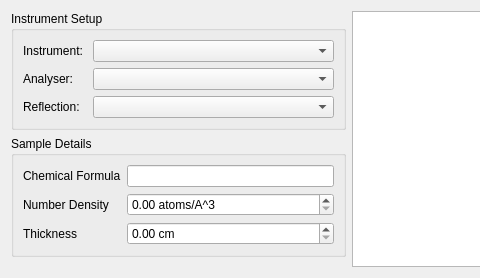
mantidproject/mantid, file Code/Mantid/MantidQt/CustomInterfaces/inc/MantidQtCustomInterfaces/IndirectTransmissionCalc.ui: the form before one commit; both pictures show x 0 to 480 and y 0 to 278 of the 697 by 278 pixel window.
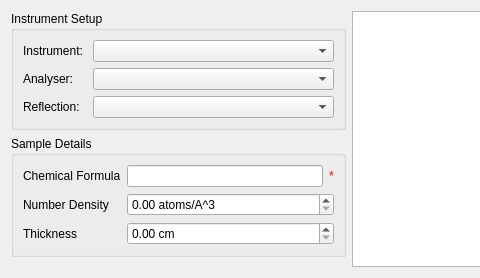
The form after the commit. Custom widgets are drawn as their Qt base class.

Commit message:
IT Transmission algorithm and validation in UI
Refs #10620

Diff of the .ui file:
```diff
--- a/Code/Mantid/MantidQt/CustomInterfaces/inc/MantidQtCustomInterfaces/IndirectTransmissionCalc.ui
+++ b/Code/Mantid/MantidQt/CustomInterfaces/inc/MantidQtCustomInterfaces/IndirectTransmissionCalc.ui
@@ -130,7 +130,21 @@
          </widget>
         </item>
         <item row="0" column="1">
-         <widget class="QLineEdit" name="leChemicalFormula"/>
+         <layout class="QHBoxLayout" name="loChemicalFormula">
+          <item>
+           <widget class="QLineEdit" name="leChemicalFormula"/>
+          </item>
+          <item>
+           <widget class="QLabel" name="valChemicalFormula">
+            <property name="styleSheet">
+             <string notr="true">color: rgb(255, 0, 0);</string>
+            </property>
+            <property name="text">
+             <string>*</string>
+            </property>
+           </widget>
+          </item>
+         </layout>
         </item>
        </layout>
       </widget>
```
The commit also changes 1 other file.
